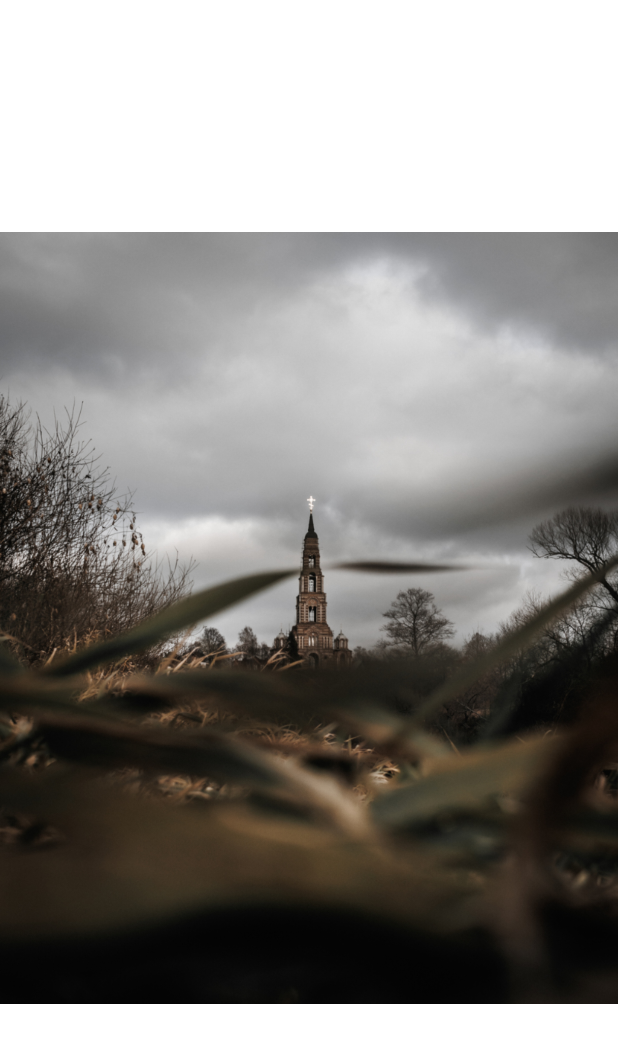
After one commit to ansenya/Pixateka, an Android app: the layout item.xml on its own in the app's theme, with its tools: preview values and no code run, on a phone screen of 412 x 824 dp. The commit adds this screen. Shown: the top 1043 px of the screen. Run offline under Robolectric (Android 15) with nearby library versions, the phone set to English and light mode, and no system bars.

Commit message:
Initial commit

```diff
--- a/app/build.gradle
+++ b/app/build.gradle
@@ -26,6 +26,10 @@ android {
         sourceCompatibility JavaVersion.VERSION_1_8
         targetCompatibility JavaVersion.VERSION_1_8
     }
+
+    buildFeatures{
+        viewBinding true;
+    }
 }
 
 dependencies {
--- /dev/null
+++ b/app/src/main/res/layout/item.xml
@@ -0,0 +1,14 @@
+<?xml version="1.0" encoding="utf-8"?>
+<LinearLayout xmlns:android="http://schemas.android.com/apk/res/android"
+    android:layout_width="match_parent"
+    android:layout_height="match_parent"
+    xmlns:tools="http://schemas.android.com/tools">
+
+    <ImageView
+        android:id="@+id/pic"
+        android:layout_width="wrap_content"
+        android:layout_height="wrap_content"
+        tools:src="@drawable/example1"
+        android:contentDescription="@string/app_name" />
+
+</LinearLayout>
--- a/app/src/main/res/values/themes.xml
+++ b/app/src/main/res/values/themes.xml
@@ -1,6 +1,6 @@
 <resources xmlns:tools="http://schemas.android.com/tools">
     <!-- Base application theme. -->
-    <style name="Theme.Pixateka" parent="Theme.MaterialComponents.DayNight.DarkActionBar">
+    <style name="Theme.Pixateka" parent="Theme.MaterialComponents.DayNight.NoActionBar">
         <!-- Primary brand color. -->
         <item name="colorPrimary">@color/purple_500</item>
         <item name="colorPrimaryVariant">@color/purple_700</item>
```
Also changed, not shown: app/src/main/java/ru/senya/pixateka/Item.java (added, +16 -0 lines), app/src/main/java/ru/senya/pixateka/MainActivity.java (+23 -0 lines), app/src/main/java/ru/senya/pixateka/MyAdapter.java (added, +39 -0 lines), app/src/main/java/ru/senya/pixateka/MyViewHolder.java (added, +16 -0 lines), app/src/main/res/layout/activity_main.xml (+14 -8 lines), app/src/main/res/drawable/example1.png (added), app/src/main/res/drawable/example2.png (added), app/src/main/res/drawable/example3.png (added).
